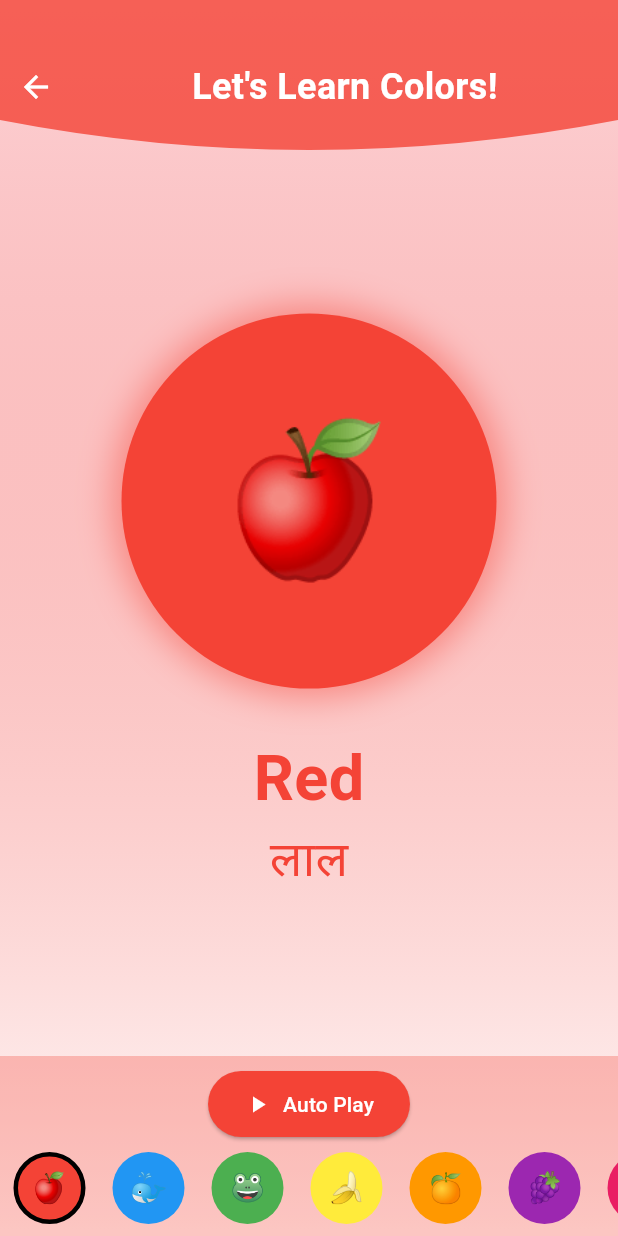
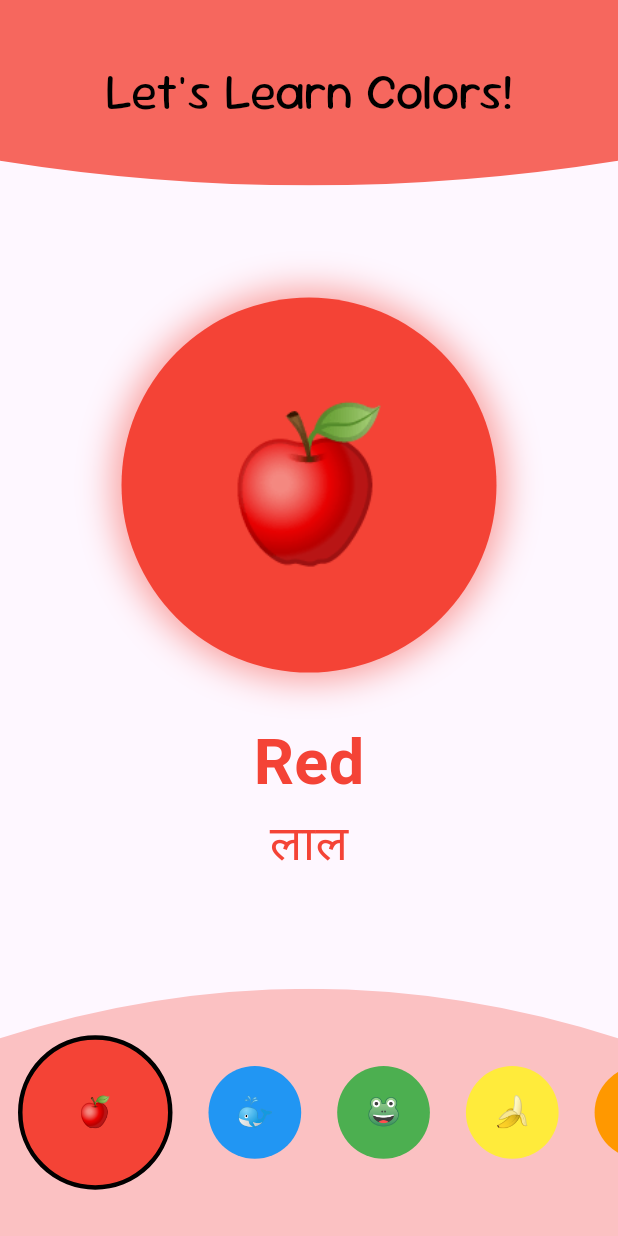
Before and after one commit to rahulkumardev24/Kids-all-in-one-book-App-BabySpark-, a Flutter app: the screen it shows after launch, on a phone screen of 412 x 824 dp. Run offline on Flutter 3.47's test engine with Material 3 defaults, Android fonts, the phone set to English and light mode, and no system bars; drawn by our look-alikes of velocity_x; our stand-ins replace audioplayers, lottie; missing offline and left inert: dart:ffi; Roboto replaces fonts that are missing (Baloo2, BalooBhai2, ComicNeue).

Commit message:
working on color screen

```diff
--- a/lib/helper/app_constant.dart
+++ b/lib/helper/app_constant.dart
@@ -66,9 +66,8 @@ class AppConstant {
     },
   ];
 
-
   /// colors list
- static  final List<Map<String, dynamic>> colorsList = [
+  static final List<Map<String, dynamic>> colorsList = [
     {
       "color": Colors.red,
       "name": "Red",
@@ -125,7 +124,96 @@ class AppConstant {
       "emoji": "🐻",
       "sound": "brown_sound.mp3"
     },
+    {
+      "color": Colors.indigo,
+      "name": "Indigo",
+      "hindiName": "नील",
+      "emoji": "👖",
+      "sound": "indigo_sound.mp3"
+    },
+    {
+      "color": Colors.teal,
+      "name": "Teal",
+      "hindiName": "टील",
+      "emoji": "🦚",
+      "sound": "teal_sound.mp3"
+    },
+    {
+      "color": Colors.cyan,
+      "name": "Cyan",
+      "hindiName": "सियान",
+      "emoji": "💧",
+      "sound": "cyan_sound.mp3"
+    },
+    {
+      "color": Colors.lime,
+      "name": "Lime",
+      "hindiName": "लाइम",
+      "emoji": "🍈",
+      "sound": "lime_sound.mp3"
+    },
+    {
+      "color": Colors.amber,
+      "name": "Amber",
+      "hindiName": "अंबर",
+      "emoji": "🍯",
+      "sound": "amber_sound.mp3"
+    },
+    {
+      "color": Colors.deepPurple,
+      "name": "Deep Purple",
+      "hindiName": "गहरा बैंगनी",
+      "emoji": "🍆",
+      "sound": "deep_purple_sound.mp3"
+    },
+    {
+      "color": Colors.lightBlue,
+      "name": "Light Blue",
+      "hindiName": "हल्का नीला",
+      "emoji": "🦋",
+      "sound": "light_blue_sound.mp3"
+    },
+    {
+      "color": Colors.deepOrange,
+      "name": "Deep Orange",
+      "hindiName": "गहरा नारंगी",
+      "emoji": "🌅",
+      "sound": "deep_orange_sound.mp3"
+    },
+    {
+      "color": Colors.lightGreen,
+      "name": "Light Green",
+      "hindiName": "हल्का हरा",
+      "emoji": "🍀",
+      "sound": "light_green_sound.mp3"
+    },
+    {
+      "color": Colors.grey,
+      "name": "Gray",
+      "hindiName": "स्लेटी",
+      "emoji": "🐘",
+      "sound": "gray_sound.mp3"
+    },
+    {
+      "color": Colors.blueGrey,
+      "name": "Blue Gray",
+      "hindiName": "नीला स्लेटी",
+      "emoji": "🌫️",
+      "sound": "blue_gray_sound.mp3"
+    },
+    {
+      "color": Colors.black,
+      "name": "Black",
+      "hindiName": "काला",
+      "emoji": "⚫",
+      "sound": "black_sound.mp3"
+    },
+    {
+      "color": Colors.white,
+      "name": "White",
+      "hindiName": "सफेद",
+      "emoji": "☁️",
+      "sound": "white_sound.mp3"
+    },
   ];
-
-
 }
--- a/lib/screen/categories_screen/colors_screen.dart
+++ b/lib/screen/categories_screen/colors_screen.dart
@@ -1,4 +1,5 @@
 import 'dart:async';
+import 'package:babyspark/domain/custom_text_style.dart';
 import 'package:babyspark/helper/app_constant.dart';
 import 'package:flutter/material.dart';
 import 'package:audioplayers/audioplayers.dart';
@@ -27,7 +28,8 @@ class _ColorsScreenState extends State<ColorsScreen> {
     super.initState();
     _pageController = PageController(initialPage: selectedIndex);
     _scrollController = ScrollController();
-    // Center the initial selected item in the ListView
+
+    /// Center the initial selected item in the ListView
     WidgetsBinding.instance.addPostFrameCallback((_) {
       _scrollToSelectedIndex();
     });
@@ -90,7 +92,7 @@ class _ColorsScreenState extends State<ColorsScreen> {
   void _scrollToSelectedIndex() {
     // Calculate the offset to center the selected item
     if (_scrollController.hasClients) {
-      final itemWidth = 50.0 + 16.0; // Width of item (50) + margin (8 * 2)
+      const itemWidth = 50.0 + 16.0;
       final offset = selectedIndex * itemWidth -
           (MediaQuery.of(context).size.width - itemWidth) / 2;
       _scrollController.animateTo(
@@ -103,7 +105,24 @@ class _ColorsScreenState extends State<ColorsScreen> {
 
   @override
   Widget build(BuildContext context) {
+    final size = MediaQuery.of(context).size;
     return Scaffold(
+      /// --- app bar --- ///
+      appBar: AppBar(
+        centerTitle: true,
+        toolbarHeight: size.height * 0.15,
+        flexibleSpace: VxArc(
+          height: size.height * 0.02,
+          child: Container(
+            color: myColorList[selectedIndex]["color"].withOpacity(0.8),
+          ),
+        ),
+        title: Text(
+          "Let's Learn Colors!",
+          style: myTextStyleCus(
+              fontFamily: "mainSecond", fontSize: size.width * 0.08),
+        ),
+      ),
       body: SafeArea(
         child: GestureDetector(
           onHorizontalDragEnd: (details) {
@@ -113,55 +132,8 @@ class _ColorsScreenState extends State<ColorsScreen> {
               nextColor();
             }
           },
-          child: Container(
-            decoration: BoxDecoration(
-              gradient: LinearGradient(
-                begin: Alignment.topCenter,
-                end: Alignment.bottomCenter,
-                colors: [
-                  myColorList[selectedIndex]["color"].withOpacity(0.2),
-                  Colors.white,
-                ],
-              ),
-            ),
           child: Column(
             children: [
-                // Convex Header
-                ClipPath(
-                  clipper: WaveClipper(),
-                  child: Container(
-                    height: 100,
-                    decoration: BoxDecoration(
-                      color:
-                          myColorList[selectedIndex]["color"].withOpacity(0.8),
-                    ),
-                    child: Padding(
-                      padding: const EdgeInsets.only(top: 16.0),
-                      child: Row(
-                        children: [
-                          IconButton(
-                            icon: const Icon(Icons.arrow_back,
-                                color: Colors.white),
-                            onPressed: () => Navigator.pop(context),
-                          ),
-                          const Expanded(
-                            child: Text(
-                              "Let's Learn Colors!",
-                              textAlign: TextAlign.center,
-                              style: TextStyle(
-                                fontSize: 24,
-                                fontWeight: FontWeight.bold,
-                                fontFamily: 'ComicNeue',
-                                color: Colors.white,
-                              ),
-                            ),
-                          ),
-                        ],
-                      ),
-                    ),
-                  ),
-                ),
-
               /// Main Color Display with PageView
               Expanded(
                 child: PageView.builder(
@@ -204,8 +176,8 @@ class _ColorsScreenState extends State<ColorsScreen> {
                                     shape: BoxShape.circle,
                                     boxShadow: [
                                       BoxShadow(
-                                          color: colorData["color"]
-                                              .withOpacity(0.5),
+                                        color:
+                                            colorData["color"].withOpacity(0.5),
                                         blurRadius: 20,
                                         spreadRadius: 5,
                                       ),
@@ -222,11 +194,10 @@ class _ColorsScreenState extends State<ColorsScreen> {
                               const SizedBox(height: 30),
                               // Color Names with fade transition
                               FadeTransition(
-                                  opacity: AlwaysStoppedAnimation(
-                                      _pageController.position.haveDimensions
+                                opacity: AlwaysStoppedAnimation(_pageController
+                                        .position.haveDimensions
                                     ? (1 -
-                                              (_pageController.page! - index)
-                                                  .abs())
+                                        (_pageController.page! - index).abs())
                                     : 1.0),
                                 child: Column(
                                   children: [
@@ -258,14 +229,61 @@ class _ColorsScreenState extends State<ColorsScreen> {
               ),
 
               /// Bottom Color Palette with Curved ListView
-                Container(
-                  height: 120,
+              VxArc(
+                height: size.height * 0.04,
+                arcType: VxArcType.convex,
+                edge: VxEdge.top,
+                child: Container(
+                  height: size.height * 0.2,
                   decoration: BoxDecoration(
                     color: myColorList[selectedIndex]["color"].withOpacity(0.3),
                   ),
                   child: Column(
                     children: [
-                      // Auto Play Button
+                      /// --- color list --- ///
+                      Expanded(
+                        child: ListView.builder(
+                          controller: _scrollController,
+                          scrollDirection: Axis.horizontal,
+                          itemCount: myColorList.length,
+                          itemBuilder: (context, index) {
+                            return GestureDetector(
+                              onTap: () {
+                                _pageController.animateToPage(
+                                  index,
+                                  duration: const Duration(milliseconds: 500),
+                                  curve: Curves.easeInOut,
+                                );
+                              },
+                              child: AnimatedContainer(
+                                duration: const Duration(milliseconds: 300),
+                                width: selectedIndex == index
+                                    ? size.width * 0.25
+                                    : size.width * 0.15,
+                                margin: const EdgeInsets.all(12),
+                                decoration: BoxDecoration(
+                                  color: myColorList[index]["color"],
+                                  shape: BoxShape.circle,
+                                  border: Border.all(
+                                    color: selectedIndex == index
+                                        ? Colors.black
+                                        : Colors.transparent,
+                                    width: 3,
+                                  ),
+                                ),
+                                child: Center(
+                                  child: Text(
+                                    myColorList[index]["emoji"],
+                                    style: const TextStyle(fontSize: 20),
+                                  ),
+                                ),
+                              ),
+                            );
+                          },
+                        ),
+                      ),
+
+                      /*   /// Auto Play Button
                       Padding(
                         padding: const EdgeInsets.only(top: 8.0),
                         child: ElevatedButton.icon(
@@ -288,74 +306,15 @@ class _ColorsScreenState extends State<ColorsScreen> {
                           ),
                           onPressed: toggleAutoPlay,
                         ),
+                      ),*/
+                    ],
                   ),
-                      // Curved Color Palette
-                      Expanded(
-                        child: ListView.builder(
-                          controller: _scrollController,
-                          scrollDirection: Axis.horizontal,
-                          itemCount: myColorList.length,
-                          itemBuilder: (context, index) {
-                            return GestureDetector(
-                              onTap: () {
-                                _pageController.animateToPage(
-                                  index,
-                                  duration: const Duration(milliseconds: 500),
-                                  curve: Curves.easeInOut,
-                                );
-                              },
-                              child: AnimatedContainer(
-                                duration: const Duration(milliseconds: 300),
-                                width: 50,
-                                margin: const EdgeInsets.all(8),
-                                decoration: BoxDecoration(
-                                  color: myColorList[index]["color"],
-                                  shape: BoxShape.circle,
-                                  border: Border.all(
-                                    color: selectedIndex == index
-                                        ? Colors.black
-                                        : Colors.transparent,
-                                    width: 3,
-                                  ),
-                                ),
-                                child: Center(
-                                  child: Text(
-                                    myColorList[index]["emoji"],
-                                    style: const TextStyle(fontSize: 20),
-                                  ),
-                                ),
-                              ),
-                            );
-                          },
-                        ),
-                      ),
-                    ],
                 ),
               ),
             ],
           ),
         ),
       ),
-      ),
     );
   }
 }
-
-// Custom clipper for convex header
-class WaveClipper extends CustomClipper<Path> {
-  @override
-  Path getClip(Size size) {
-    var path = Path();
-    path.lineTo(0, size.height - 20);
-    path.quadraticBezierTo(
-        size.width / 4, size.height, size.width / 2, size.height);
-    path.quadraticBezierTo(
-        size.width * 3 / 4, size.height, size.width, size.height - 20);
-    path.lineTo(size.width, 0);
-    path.close();
-    return path;
-  }
-
-  @override
-  bool shouldReclip(CustomClipper<Path> oldClipper) => false;
-}
```
Also changed, not shown: 4 other files. Lines whose indentation alone changed are shown as unchanged.
